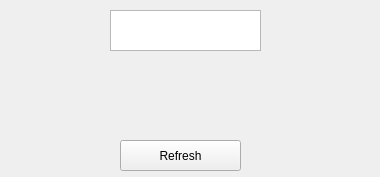
Qt form score.ui (sathyamvellal/scorecard) before a commit.
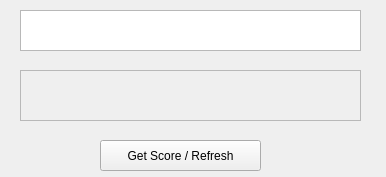
The same form after that commit.

```diff
--- a/score.ui
+++ b/score.ui
@@ -6,7 +6,7 @@
    <rect>
     <x>0</x>
     <y>0</y>
-    <width>380</width>
+    <width>386</width>
     <height>177</height>
    </rect>
   </property>
@@ -25,9 +25,9 @@
   <widget class="QLabel" name="score">
    <property name="geometry">
     <rect>
-     <x>30</x>
+     <x>20</x>
      <y>70</y>
-     <width>331</width>
+     <width>341</width>
      <height>51</height>
     </rect>
    </property>
@@ -38,26 +38,42 @@
   <widget class="QPushButton" name="refresh">
    <property name="geometry">
     <rect>
-     <x>120</x>
+     <x>100</x>
      <y>140</y>
-     <width>121</width>
+     <width>161</width>
      <height>31</height>
     </rect>
    </property>
    <property name="text">
-    <string>Refresh</string>
+    <string>Get Score / Refresh</string>
    </property>
   </widget>
   <widget class="QTextEdit" name="matchNo">
    <property name="geometry">
     <rect>
-     <x>110</x>
+     <x>20</x>
      <y>10</y>
-     <width>151</width>
+     <width>341</width>
      <height>41</height>
     </rect>
    </property>
   </widget>
+  <widget class="QFrame" name="frame">
+   <property name="geometry">
+    <rect>
+     <x>20</x>
+     <y>70</y>
+     <width>341</width>
+     <height>51</height>
+    </rect>
+   </property>
+   <property name="frameShape">
+    <enum>QFrame::StyledPanel</enum>
+   </property>
+   <property name="frameShadow">
+    <enum>QFrame::Raised</enum>
+   </property>
+  </widget>
  </widget>
  <resources/>
  <connections/>
```
Left out of the diff: 4 changed lines with no effect on the pictures.
